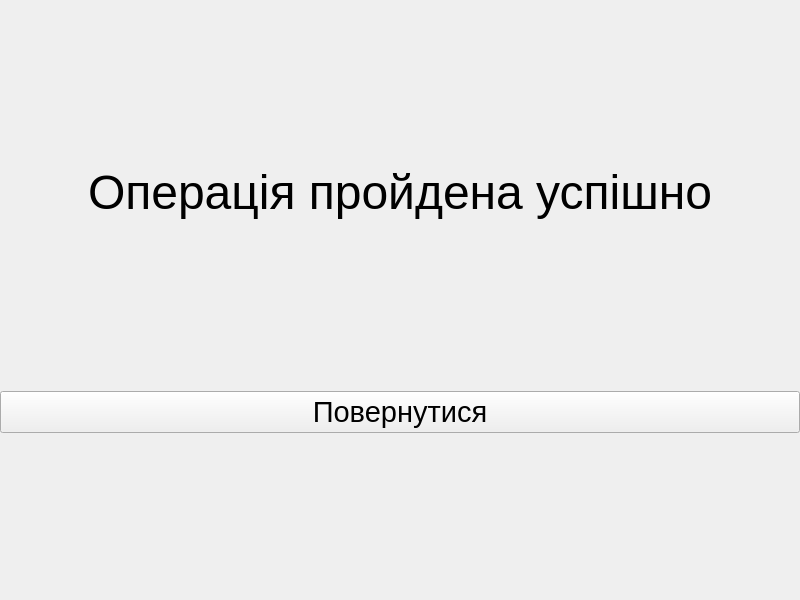
Old version of the form success_screen.ui in the repository Anoromi/upa_atm.
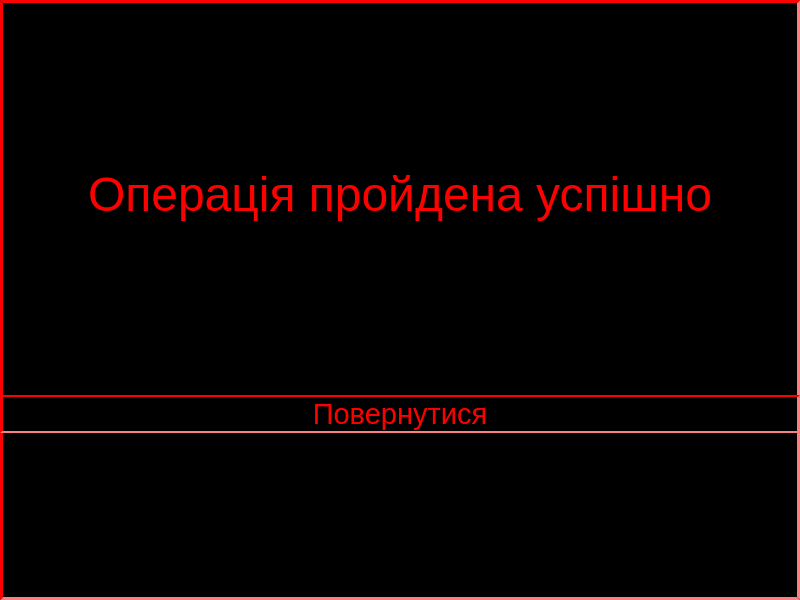
New version of the form.

Patch:
```diff
--- a/success_screen.ui
+++ b/success_screen.ui
@@ -28,6 +28,15 @@
      <height>600</height>
     </rect>
    </property>
+   <property name="styleSheet">
+    <string notr="true">QWidget#verticalWidget {
+	border-color:red;
+	border-width:3px;
+	border-style:inset;
+
+	background-color: black;
+}</string>
+   </property>
    <layout class="QVBoxLayout" name="verticalLayout">
     <item>
      <widget class="QLabel" name="label">
@@ -42,6 +51,11 @@
         <pointsize>36</pointsize>
        </font>
       </property>
+      <property name="styleSheet">
+       <string notr="true">QLabel#label {
+	color: red;
+}</string>
+      </property>
       <property name="text">
        <string>Операція пройдена успішно</string>
       </property>
@@ -63,6 +77,17 @@
         <pointsize>22</pointsize>
        </font>
       </property>
+      <property name="styleSheet">
+       <string notr="true">QPushButton#pushButton {
+	color : rgb(255,0,0);
+	border-style:inset;
+	border-width:2px;
+}
+QPushButton#pushButton:hover {
+	color : black;
+	background:red;
+}</string>
+      </property>
       <property name="text">
        <string>Повернутися</string>
       </property>
```
